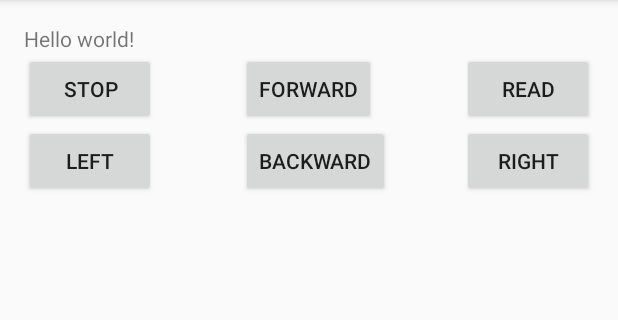
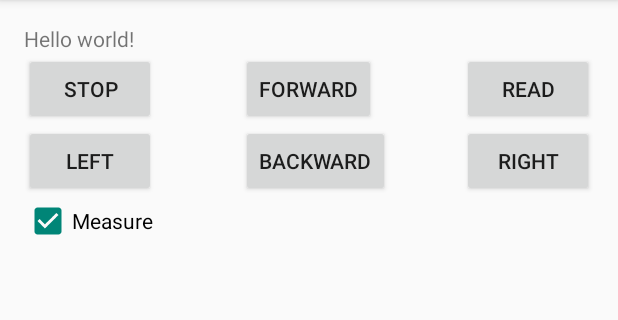
Before and after one commit to esmanchik/androbot, an Android app: the screen it shows after launch (MainActivity), on a phone screen of 412 x 824 dp, the part 84-404 px from its top. Run offline under Robolectric (Android 15) with nearby library versions, the phone set to English and light mode, and no system bars.

Commit message:
Measure range to the wall

```diff
--- a/Andruart/app/src/main/res/layout/activity_main.xml
+++ b/Andruart/app/src/main/res/layout/activity_main.xml
@@ -65,4 +65,14 @@
         android:onClick="right"
         android:singleLine="false" />
 
+    <CheckBox
+        android:layout_width="wrap_content"
+        android:layout_height="wrap_content"
+        android:text="@string/measure"
+        android:id="@+id/measureCheckBox"
+        android:layout_below="@+id/leftButton"
+        android:layout_alignParentStart="true"
+        android:checked="true"
+        android:layout_toStartOf="@+id/backwardButton" />
+
 </RelativeLayout>
--- a/Andruart/app/src/main/res/values/strings.xml
+++ b/Andruart/app/src/main/res/values/strings.xml
@@ -4,6 +4,7 @@
     <string name="app_name">Andruart</string>
     <string name="hello_world">Hello world!</string>
     <string name="action_settings">Settings</string>
+    <string name="measure">Measure</string>
     <string name="read">Read</string>
     <string name="stop">Stop</string>
     <string name="move_forward">Forward</string>
```
Also changed, not shown: Andruart/app/src/main/java/bots/andruart/MainActivity.java (+40 -3 lines).
